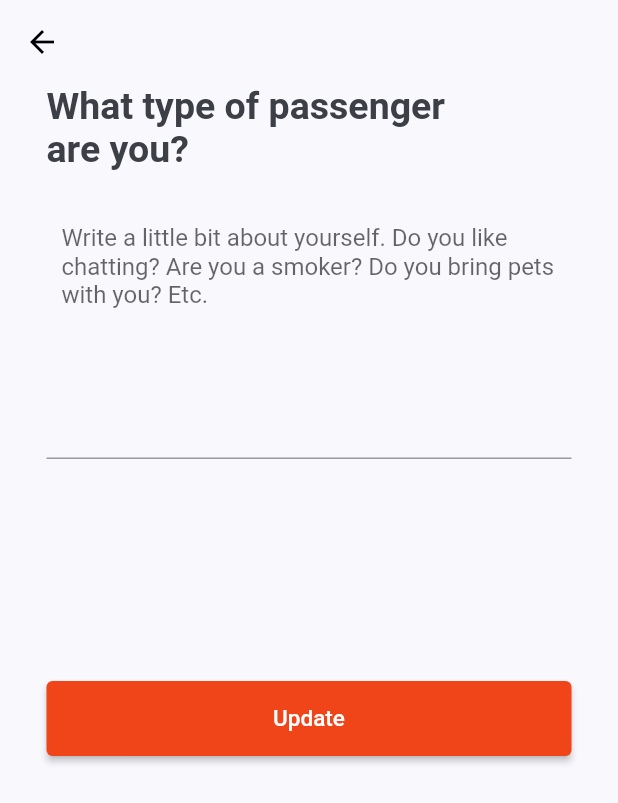
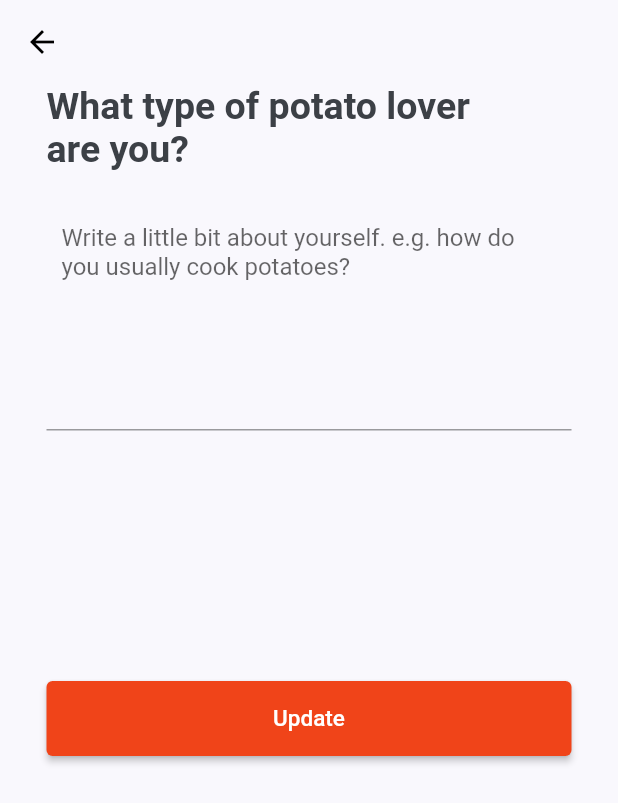
Before and after one commit to fe7ng654123/potato_kingdom, a Flutter app: the EditDescriptionFormPage screen opened directly, on a phone screen of 412 x 824 dp. Shown: the top 803 px of the screen. Run offline on Flutter 3.47's test engine with Material 2 defaults, Android fonts, the phone set to English and light mode, and no system bars; our stand-ins replace email_validator, firebase_core, flutter_svg, image_picker, shared_preferences, string_validator; accounts and stored records are empty.

```diff
--- a/lib/user_profile/pages/edit_description.dart
+++ b/lib/user_profile/pages/edit_description.dart
@@ -38,7 +38,7 @@ class _EditDescriptionFormPageState extends State<EditDescriptionFormPage> {
                 SizedBox(
                     width: 350,
                     child: const Text(
-                      "What type of passenger\nare you?",
+                      "What type of potato lover\nare you?",
                       style:
                           TextStyle(fontSize: 25, fontWeight: FontWeight.bold),
                     )),
@@ -65,7 +65,7 @@ class _EditDescriptionFormPageState extends State<EditDescriptionFormPage> {
                                   EdgeInsets.fromLTRB(10, 15, 10, 100),
                               hintMaxLines: 3,
                               hintText:
-                                  'Write a little bit about yourself. Do you like chatting? Are you a smoker? Do you bring pets with you? Etc.'),
+                                  'Write a little bit about yourself. e.g. how do you usually cook potatoes?'),
                         ))),
                 Padding(
                     padding: EdgeInsets.only(top: 50),
--- a/lib/user_profile/user/user_data.dart
+++ b/lib/user_profile/user/user_data.dart
@@ -12,9 +12,8 @@ class UserData {
         "https://upload.wikimedia.org/wikipedia/en/0/0b/Darth_Vader_in_The_Empire_Strikes_Back.jpg",
     name: 'Test Test',
     email: 'test.test@gmail.com',
-    phone: '(852) 91234 5678',
-    aboutMeDescription:
-        'Lorem ipsum dolor sit amet, consectetur adipiscing elit, sed do eiusmod tempor incididunt ut labore et dolore magna aliqua. Ut enim ad minim veniam, quis nostrud exercitation ullamco laboris nisi ut aliquip ex ea commodo consequat...',
+    phone: '91234 5678',
+    aboutMeDescription: 'An ordinary potato lover..',
   );
 
   static Future init() async =>
```
Also changed, not shown: lib/user_profile/pages/edit_phone.dart (+10 -7 lines), 1 other file.
